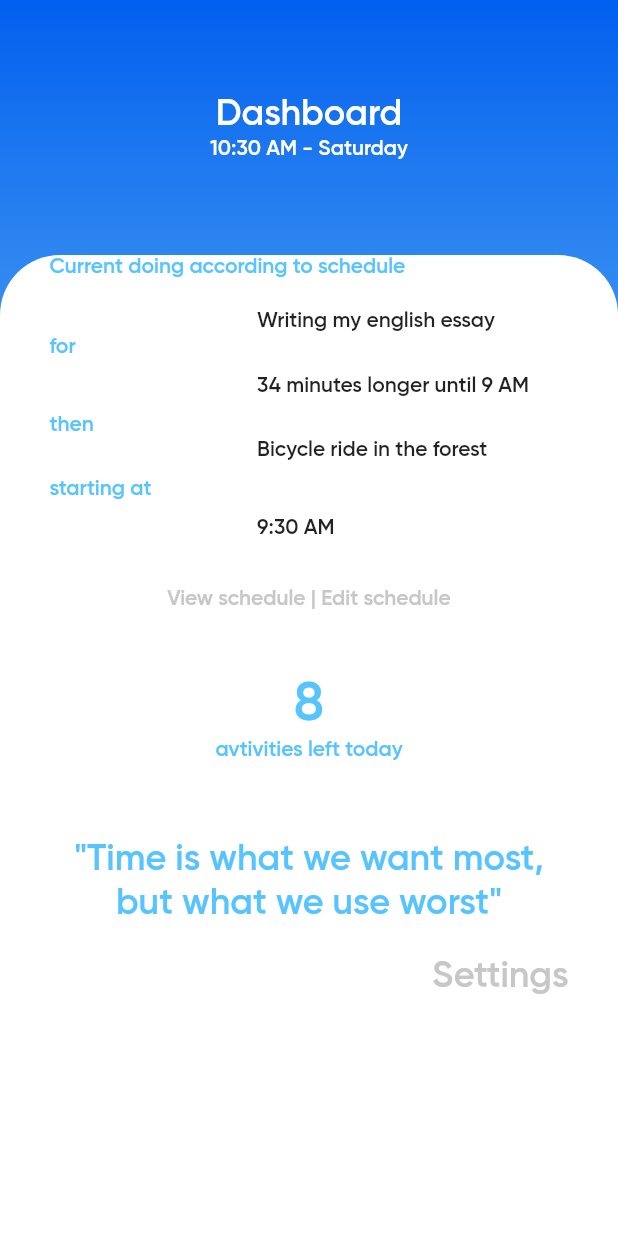
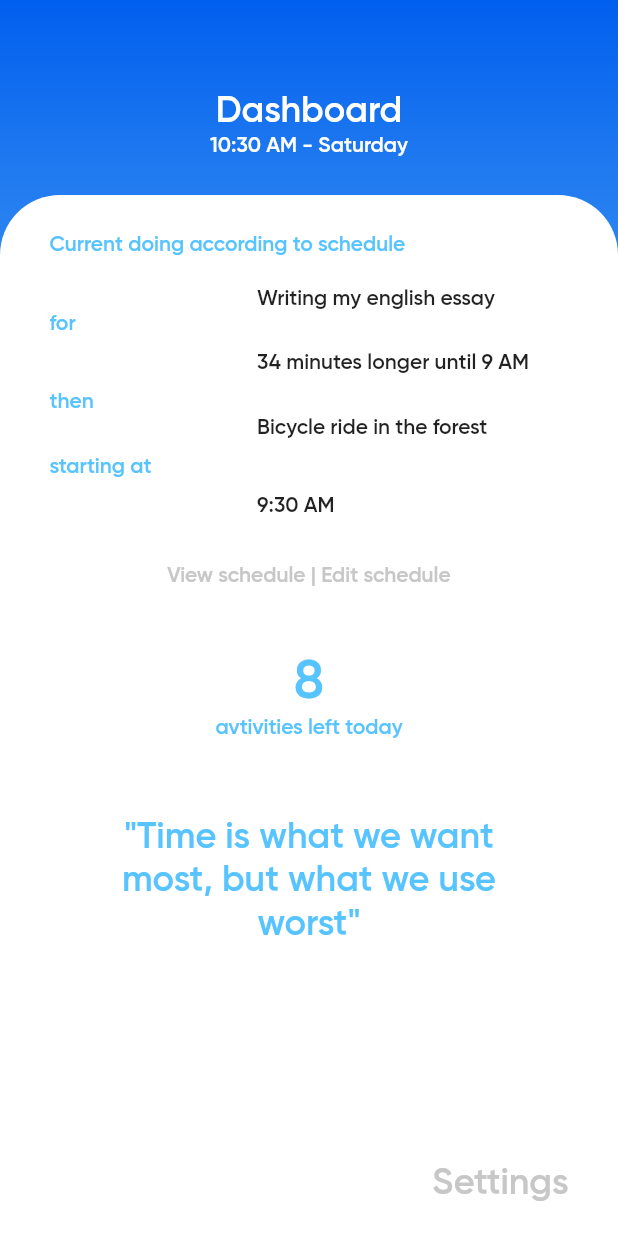
Before and after one commit to hexcodelabs/timebuddy, a Flutter app: the Dashboard screen opened directly, on a phone screen of 412 x 824 dp. Run offline on Flutter 3.47's test engine with Material 2 defaults, Android fonts, the phone set to English and light mode, and no system bars; our stand-ins replace flutter_svg, page_transition.

Commit message:
Restructuring code and UI

```diff
--- a/lib/main.dart
+++ b/lib/main.dart
@@ -2,7 +2,6 @@ import 'package:flutter/material.dart';
 import 'package:timebuddy/theme/themes.dart';
 import 'package:flutter/services.dart';
 
-import 'package:timebuddy/screens/addQuotesPage.dart';
 import 'package:timebuddy/screens/landingPage.dart';
 
 void main() {
--- a/lib/screens/Dashboard.dart
+++ b/lib/screens/Dashboard.dart
@@ -26,8 +26,12 @@ class Dashboard extends StatelessWidget {
           crossAxisAlignment: CrossAxisAlignment.center,
           children: [
             Container(
-              //color: Colors.white.withOpacity(0.1),
-              height: 170,
+              height: 130,
+              child: Padding(
+                padding: const EdgeInsets.only(
+                  top: 60,
+                  bottom: 30,
+                ),
                 child: Column(
                   mainAxisAlignment: MainAxisAlignment.center,
                   children: [
@@ -49,20 +53,21 @@ class Dashboard extends StatelessWidget {
                   ],
                 ),
               ),
+            ),
             Stack(
               alignment: Alignment.topCenter,
               children: [
                 Container(
-                  height: height - 170,
+                  height: height - 130,
                   width: width,
                   child: Padding(
                     padding: const EdgeInsets.only(left: 33, right: 33),
-                    child: ListView(
+                    child: Column(
                       children: [
                         Container(
-                          //color: Colors.black,
+                          alignment: Alignment.topLeft,
                           child: Padding(
-                            padding: const EdgeInsets.only(top: 0, bottom: 19),
+                            padding: const EdgeInsets.only(top: 25, bottom: 19),
                             child: Text(
                               "Current doing according to schedule",
                               style: TextStyle(
@@ -73,87 +78,7 @@ class Dashboard extends StatelessWidget {
                             ),
                           ),
                         ),
-                        Center(
-                          child: Column(
-                            mainAxisAlignment: MainAxisAlignment.center,
-                            children: <Widget>[
-                              Container(
-                                child: Table(
-                                  columnWidths: {
-                                    0: FlexColumnWidth(1),
-                                    1: FlexColumnWidth(1.5),
-                                  },
-                                  border:
-                                      TableBorder.all(style: BorderStyle.none),
-                                  children: [
-                                    TableRow(children: [
-                                      Text(''),
-                                      Text('Writing my english essay'),
-                                    ]),
-                                    TableRow(children: [
-                                      Padding(
-                                        padding:
-                                            const EdgeInsets.only(bottom: 9),
-                                        child: Text(
-                                          'for',
-                                          style: TextStyle(
-                                            fontSize: 14,
-                                            color: Color(0xff57C3ff),
-                                          ),
-                                        ),
-                                      ),
-                                      Text(''),
-                                    ]),
-                                    TableRow(children: [
-                                      Padding(
-                                        padding:
-                                            const EdgeInsets.only(bottom: 9),
-                                        child: Text(''),
-                                      ),
-                                      Text('34 minutes longer until 9 AM'),
-                                    ]),
-                                    TableRow(children: [
-                                      Text(
-                                        'then',
-                                        style: TextStyle(
-                                          fontSize: 14,
-                                          color: Color(0xff57C3ff),
-                                        ),
-                                      ),
-                                      Text(''),
-                                    ]),
-                                    TableRow(children: [
-                                      Padding(
-                                        padding:
-                                            const EdgeInsets.only(bottom: 9),
-                                        child: Text(''),
-                                      ),
-                                      Text('Bicycle ride in the forest'),
-                                    ]),
-                                    TableRow(children: [
-                                      Padding(
-                                        padding:
-                                            const EdgeInsets.only(bottom: 9),
-                                        child: Text(
-                                          'starting at',
-                                          style: TextStyle(
-                                            fontSize: 14,
-                                            color: Color(0xff57C3ff),
-                                          ),
-                                        ),
-                                      ),
-                                      Text(''),
-                                    ]),
-                                    TableRow(children: [
-                                      Text(''),
-                                      Text('9:30 AM'),
-                                    ]),
-                                  ],
-                                ),
-                              ),
-                            ],
-                          ),
-                        ),
+                        ActivityTable(),
                         Container(
                           margin: const EdgeInsets.only(top: 30, bottom: 40),
                           child: Row(
@@ -227,13 +152,20 @@ class Dashboard extends StatelessWidget {
                           ),
                         ),
                         Padding(
-                          padding: const EdgeInsets.only(top: 10),
+                          padding: const EdgeInsets.only(
+                            top: 10,
+                            left: 45,
+                            right: 45,
+                          ),
                           child: Text(
                             quote,
                             style: TextStyle(
                                 color: Color(0xff57C3ff), fontSize: 24),
                             textAlign: TextAlign.center,
                           ),
+                        ),
+                        Spacer(
+                          flex: 1,
                         ),
                         GestureDetector(
                           onTap: () {
@@ -243,10 +175,10 @@ class Dashboard extends StatelessWidget {
                                     type: PageTransitionType.bottomToTop,
                                     child: Dashboard()));
                           },
+                          child: Padding(
+                            padding: const EdgeInsets.only(bottom: 20),
                             child: Container(
                               alignment: Alignment.bottomRight,
-                            child: Padding(
-                              padding: const EdgeInsets.fromLTRB(0, 20, 0, 0),
                               child: Text(
                                 'Settings',
                                 style: TextStyle(
@@ -274,3 +206,89 @@ class Dashboard extends StatelessWidget {
     );
   }
 }
+
+class ActivityTable extends StatelessWidget {
+  const ActivityTable({
+    Key key,
+  }) : super(key: key);
+
+  @override
+  Widget build(BuildContext context) {
+    return Center(
+      child: Column(
+        mainAxisAlignment: MainAxisAlignment.center,
+        children: <Widget>[
+          Container(
+            child: Table(
+              columnWidths: {
+                0: FlexColumnWidth(1),
+                1: FlexColumnWidth(1.5),
+              },
+              border: TableBorder.all(style: BorderStyle.none),
+              children: [
+                TableRow(children: [
+                  Text(''),
+                  Text('Writing my english essay'),
+                ]),
+                TableRow(children: [
+                  Padding(
+                    padding: const EdgeInsets.only(bottom: 9),
+                    child: Text(
+                      'for',
+                      style: TextStyle(
+                        fontSize: 14,
+                        color: Color(0xff57C3ff),
+                      ),
+                    ),
+                  ),
+                  Text(''),
+                ]),
+                TableRow(children: [
+                  Padding(
+                    padding: const EdgeInsets.only(bottom: 9),
+                    child: Text(''),
+                  ),
+                  Text('34 minutes longer until 9 AM'),
+                ]),
+                TableRow(children: [
+                  Text(
+                    'then',
+                    style: TextStyle(
+                      fontSize: 14,
+                      color: Color(0xff57C3ff),
+                    ),
+                  ),
+                  Text(''),
+                ]),
+                TableRow(children: [
+                  Padding(
+                    padding: const EdgeInsets.only(bottom: 9),
+                    child: Text(''),
+                  ),
+                  Text('Bicycle ride in the forest'),
+                ]),
+                TableRow(children: [
+                  Padding(
+                    padding: const EdgeInsets.only(bottom: 9),
+                    child: Text(
+                      'starting at',
+                      style: TextStyle(
+                        fontSize: 14,
+                        color: Color(0xff57C3ff),
+                      ),
+                    ),
+                  ),
+                  Text(''),
+                ]),
+                TableRow(children: [
+                  Text(''),
+                  Text('9:30 AM'),
+                ]),
+              ],
+            ),
+          ),
+        ],
+      ),
+    );
+  }
+}
--- a/lib/theme/color/colors.dart
+++ b/lib/theme/color/colors.dart
@@ -1,7 +1,6 @@
 import 'package:flutter/material.dart';
 
 class PerksColor {
-
   static const Color logoColor = Color(0Xff0eac7c);
 
   static const Color titleTextColor = const Color(0xff000000);
```
Also changed, not shown: lib/screens/PlaningPage.dart (+55 -34 lines), lib/screens/addQuotesPage.dart (+42 -11 lines), lib/screens/completePlanPage.dart (+36 -9 lines), lib/screens/landingPage.dart (+53 -19 lines), lib/screens/quotePage.dart (+45 -20 lines), lib/screens/selectPlanPage.dart (+60 -25 lines), lib/screens/startPlanPage.dart (+72 -26 lines), assets/images/s-l300.jpg (added). Lines whose indentation alone changed are shown as unchanged.
